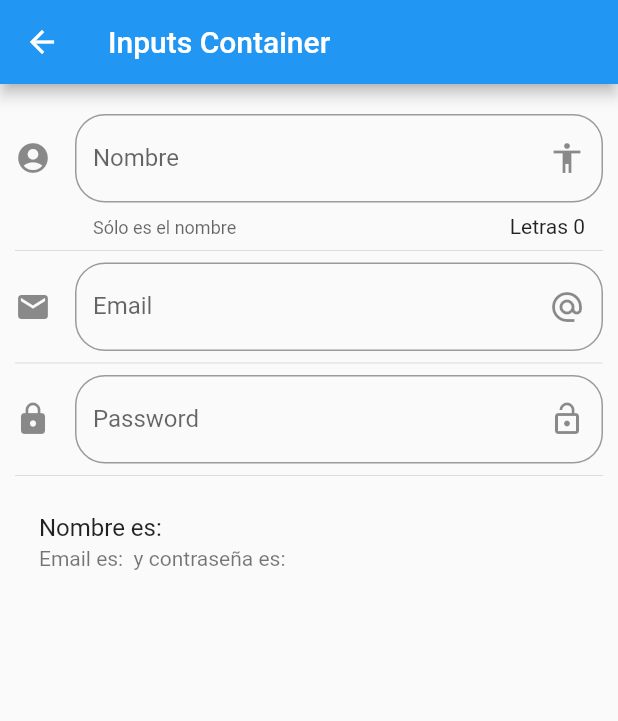
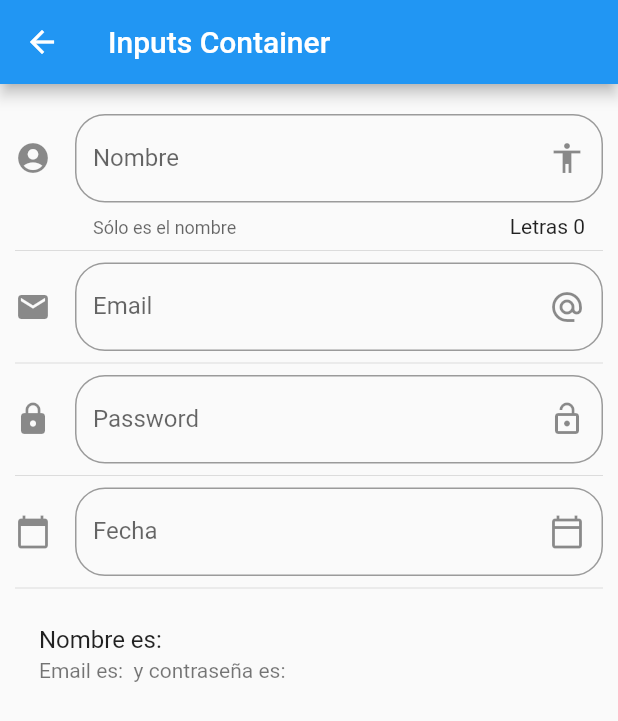
Before and after one commit to mishrole/Flutter_Componentes, a Flutter app: the InputPage screen opened by its route, on a phone screen of 412 x 824 dp. Shown: the top 721 px of the screen. Run offline on Flutter 3.47's test engine with Material 2 defaults, Android fonts, the phone set to English and light mode, and no system bars.

Commit message:
[Add]: Datepicker

```diff
--- a/lib/src/pages/input_page.dart
+++ b/lib/src/pages/input_page.dart
@@ -12,6 +12,9 @@ class _InputPageState extends State<InputPage> {
   String _nombre = '';
   String _email = '';
   String _password = '';
+  String _fecha = '';
+
+  TextEditingController _inputFieldDateController = new TextEditingController();
 
   @override
   Widget build(BuildContext context) {
@@ -25,6 +28,8 @@ class _InputPageState extends State<InputPage> {
             _crearEmail(),
             Divider(),
             _crearPassword(),
+            Divider(),
+            _crearFecha(context),
             Divider(),
             _crearPersona(),
           ],
@@ -88,4 +93,40 @@ class _InputPageState extends State<InputPage> {
       onChanged: (value) => setState(() { _password = value; }),
     );
   }
+
+  Widget _crearFecha(BuildContext context) {
+    return TextField(
+      controller: _inputFieldDateController,
+      enableInteractiveSelection: false,
+      decoration: InputDecoration(
+        border: OutlineInputBorder(
+          borderRadius: BorderRadius.circular(20.0)
+        ),
+        hintText: 'Fecha de nacimiento',
+        labelText: 'Fecha',
+        suffixIcon: Icon(Icons.calendar_today_outlined),
+        icon: Icon(Icons.calendar_today)
+      ),
+      onTap: () {
+        FocusScope.of(context).requestFocus(new FocusNode());
+        _selectDate(context);
+      },
+    );
+  }
+
+  _selectDate(BuildContext context) async {
+    DateTime? picked = await showDatePicker(
+      context: context,
+      initialDate: new DateTime.now(),
+      firstDate: new DateTime(2018),
+      lastDate: new DateTime(2025),
+    );
+
+    if (picked != null) {
+      setState(() {
+        _fecha = picked.toString();
+        _inputFieldDateController.text = _fecha;
+      });
+    }
+  }
 }
```
